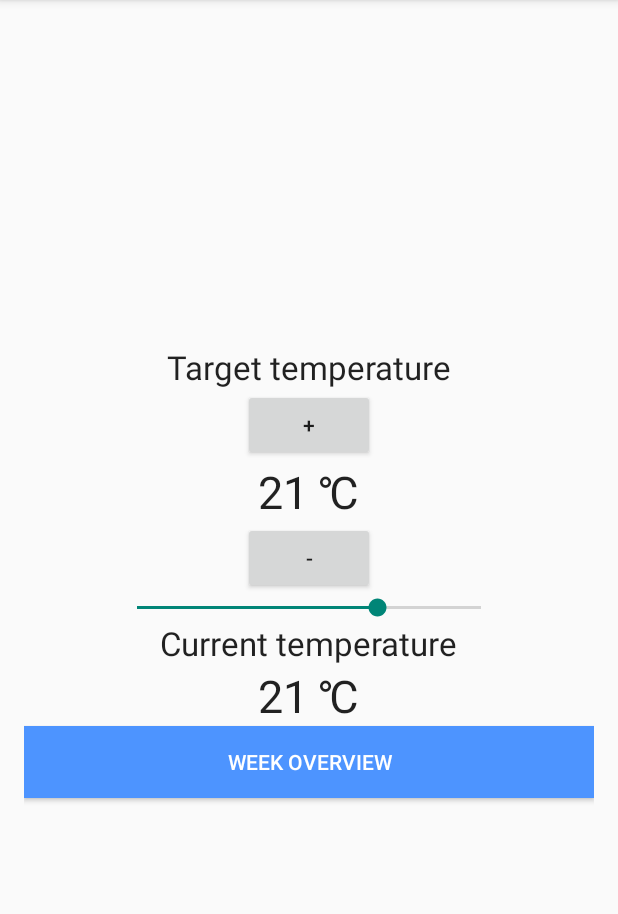
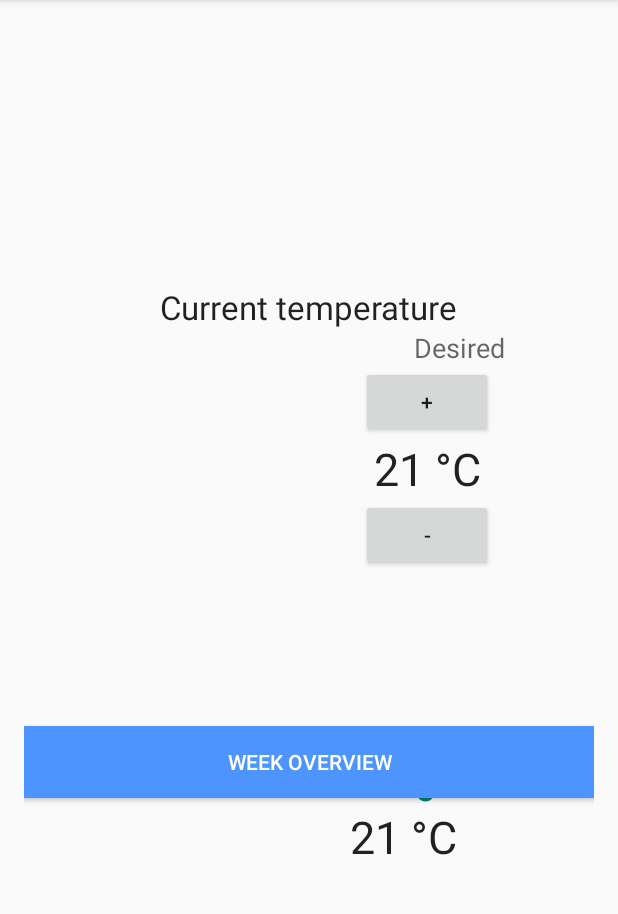
Before and after one commit to HTI-35/Thermostat, an Android app: the screen it shows after launch (ThermostatActivity), on a phone screen of 412 x 824 dp, the part 84-998 px from its top. Run offline under Robolectric (Android 15) with nearby library versions, the phone set to English and light mode, and no system bars.

Commit message:
Start mainscreen layout
+ limits seekbar set properly

```diff
--- a/DemoThermostat/app/src/main/java/nl/tue/demothermostat/ThermostatActivity.java
+++ b/DemoThermostat/app/src/main/java/nl/tue/demothermostat/ThermostatActivity.java
@@ -30,7 +30,7 @@ public class ThermostatActivity extends Activity {
         seekBar.setOnSeekBarChangeListener(new SeekBar.OnSeekBarChangeListener() {
             @Override
             public void onProgressChanged(SeekBar seekBar, int progress, boolean fromUser) {
-                targetTemp.setText(progress + " \u0026");
+                targetTemp.setText(progress + 5 + " \u0026");
             }
 
             @Override
--- a/DemoThermostat/app/src/main/res/layout/activity_thermostat.xml
+++ b/DemoThermostat/app/src/main/res/layout/activity_thermostat.xml
@@ -1,4 +1,4 @@
-<LinearLayout xmlns:android="http://schemas.android.com/apk/res/android"
+<RelativeLayout xmlns:android="http://schemas.android.com/apk/res/android"
     xmlns:tools="http://schemas.android.com/tools" android:layout_width="match_parent"
     android:layout_height="match_parent" android:paddingLeft="@dimen/activity_horizontal_margin"
     android:paddingRight="@dimen/activity_horizontal_margin"
@@ -11,55 +11,78 @@
         android:layout_width="wrap_content"
         android:layout_height="wrap_content"
         android:textAppearance="?android:attr/textAppearanceLarge"
-        android:text="Target temperature"
-        android:id="@+id/targetTempText" />
+        android:text="Current temperature"
+        android:id="@+id/currentTempText"
+        android:layout_alignParentTop="true"
+        android:layout_centerHorizontal="true" />
 
+    <RelativeLayout
+        android:layout_width="match_parent"
+        android:layout_height="wrap_content"
+        android:layout_below="@+id/desiredText"
+        android:layout_alignEnd="@+id/desiredText"
+        android:layout_alignStart="@+id/currTemp">
     <Button
         android:layout_width="wrap_content"
         android:layout_height="wrap_content"
         android:text="+"
-        android:id="@+id/bIncrTemp" />
+        android:id="@+id/bIncrTemp"
+        android:layout_centerHorizontal="true"/>
 
     <TextView
         android:layout_width="wrap_content"
         android:layout_height="wrap_content"
         android:textAppearance="?android:attr/textAppearanceLarge"
-        android:text="21 &#x2103;"
+        android:text="21 \u00B0C"
         android:textSize="30sp"
-        android:id="@+id/targetTemp" />
+        android:id="@+id/targetTemp"
+        android:layout_below="@+id/bIncrTemp"
+        android:layout_centerHorizontal="true" />
 
     <Button
         android:layout_width="wrap_content"
         android:layout_height="wrap_content"
         android:text="-"
-        android:id="@+id/bDecrTemp" />
+        android:id="@+id/bDecrTemp"
+        android:layout_below="@+id/targetTemp"
+        android:layout_centerHorizontal="true" />
+
+    </RelativeLayout>
 
     <SeekBar
         android:layout_width="261dp"
         android:layout_height="wrap_content"
         android:id="@+id/seekBar"
-        android:max="30"
-        android:indeterminate="false" />
+        android:max="25"
+        android:indeterminate="false"
+        android:layout_above="@+id/currTemp"
+        android:layout_centerHorizontal="true" />
 
     <TextView
         android:layout_width="wrap_content"
         android:layout_height="wrap_content"
         android:textAppearance="?android:attr/textAppearanceLarge"
-        android:text="Current temperature"
-        android:id="@+id/currTempText" />
-
-    <TextView
-        android:layout_width="wrap_content"
-        android:layout_height="wrap_content"
-        android:textAppearance="?android:attr/textAppearanceLarge"
-        android:text="21 &#x2103;"
+        android:text="21 \u00B0C"
         android:textSize="30sp"
-        android:id="@+id/currTemp" />
+        android:id="@+id/currTemp"
+        android:layout_centerVertical="true"
+        android:layout_alignEnd="@+id/currentTempText" />
 
     <Button
         style="@style/button"
         android:layout_height="wrap_content"
         android:text="Week Overview"
-        android:id="@+id/bWeekOverview" />
+        android:id="@+id/bWeekOverview"
+        android:layout_above="@+id/currTemp"
+        android:layout_alignParentStart="true" />
 
-</LinearLayout>
+    <TextView
+        android:layout_width="wrap_content"
+        android:layout_height="wrap_content"
+        android:textAppearance="?android:attr/textAppearanceMedium"
+        android:text="Desired"
+        android:id="@+id/desiredText"
+        android:layout_below="@+id/currentTempText"
+        android:layout_alignEnd="@+id/seekBar" />
+
+</RelativeLayout>
```
